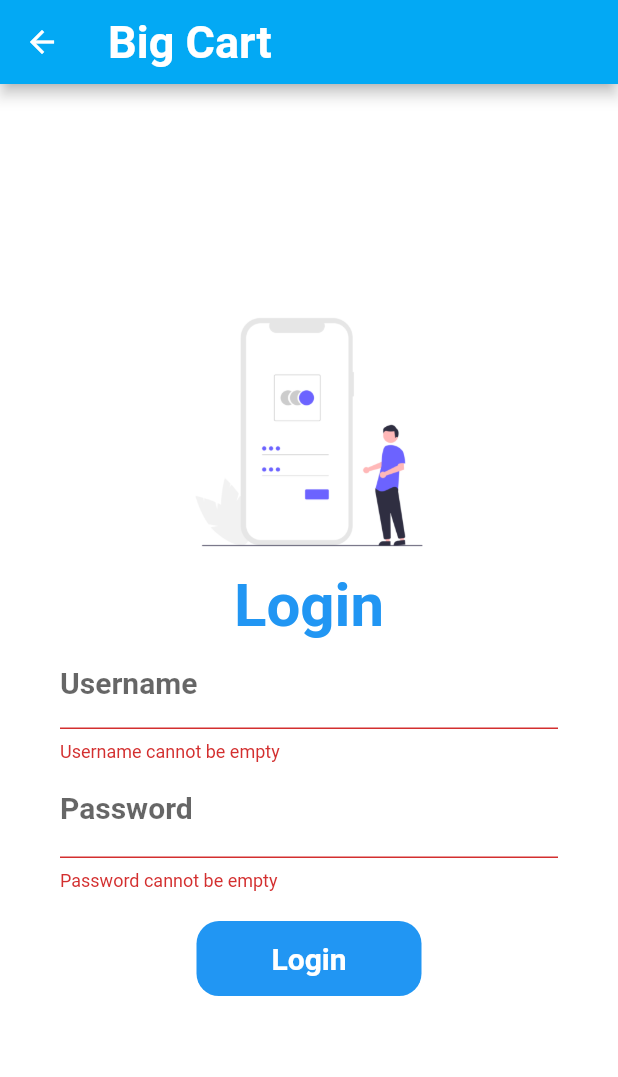
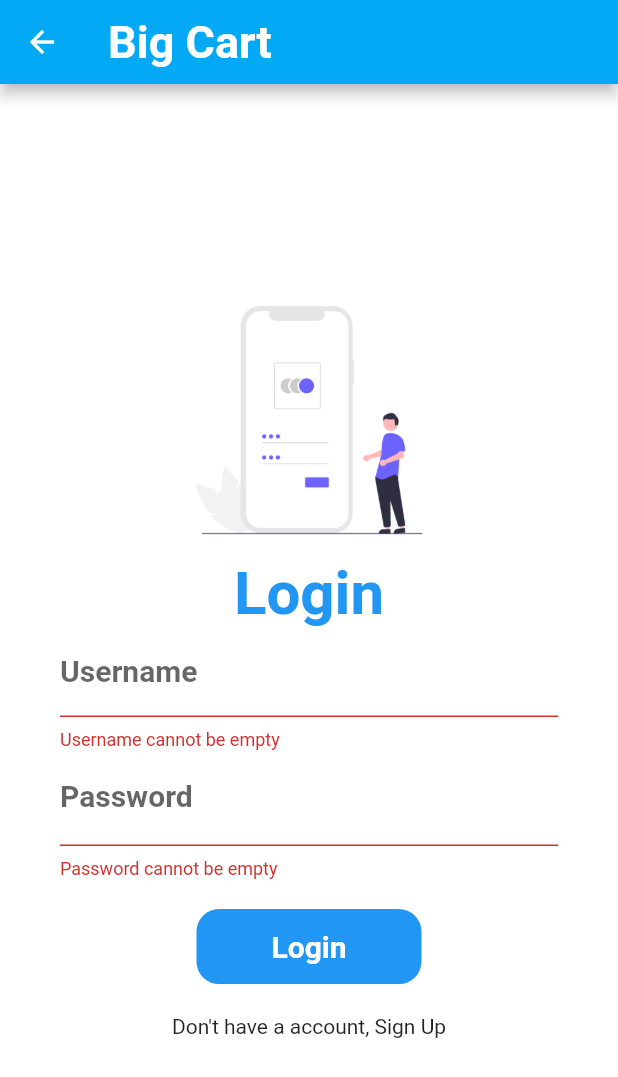
Before and after one commit to akashd6898/ecommerce_flutter, a Flutter app: the LoginPage screen opened by its route, after a tap on "Login", on a phone screen of 412 x 824 dp. Shown: the top 1077 px of the screen. Run offline on Flutter 3.47's test engine with Material 2 defaults, Android fonts, the phone set to English and light mode, and no system bars; our stand-ins replace firebase_auth, firebase_core; accounts and stored records are empty; network calls fail.

Commit message:
Firebase is configured in the application, And used in the sign out page and login page. The sign out page is used to register the mail ID into the firebase and login page is used to authenticate the entered user details and if credentials username and password are valid the user will be allowed to enter the home screen.

```diff
--- a/lib/checkout_page/checkout_page.dart
+++ b/lib/checkout_page/checkout_page.dart
@@ -48,7 +48,6 @@ class _CheckoutPageState extends State<CheckoutPage> {
                                     index) {
                                   final item = CheckoutPageDetails
                                       .checkoutList[index];
-                                 int count = 1;
                                   //Subtotal();
                                   return Padding(
                                     padding: const EdgeInsets.all(5),
--- a/lib/login_page/login_page.dart
+++ b/lib/login_page/login_page.dart
@@ -1,4 +1,5 @@
 import 'package:ecommerce/routes/routes.dart';
+import 'package:firebase_auth/firebase_auth.dart';
 import 'package:flutter/material.dart';
 
 class LoginPage extends StatefulWidget {
@@ -8,7 +9,7 @@ class LoginPage extends StatefulWidget {
 }
 
 class _LoginPageState extends State<LoginPage> {
-  bool animateLoginButton = false;//due to this animation on login page, extends is changed to stateful.
+  bool animateLoginButton = false;//due to this animation on login page, changed to stateful.
   final _formKey = GlobalKey<FormState>();
 
   void moveToHome(BuildContext context)async
@@ -27,6 +28,8 @@ class _LoginPageState extends State<LoginPage> {
   }
   @override
   Widget build(BuildContext context) {
+    final TextEditingController emailController = TextEditingController();
+    final TextEditingController passwordController = TextEditingController();
     return Scaffold(
       appBar: AppBar(
           backgroundColor: Colors.lightBlue,
@@ -53,12 +56,20 @@ class _LoginPageState extends State<LoginPage> {
           Padding(
                 padding: const EdgeInsets.symmetric(vertical: 0.0, horizontal: 40.0),
                 child: TextFormField(
+                  controller: emailController,
                   validator: (value) {
                     if(value!.isEmpty)
                       {
                         return "Username cannot be empty";
                       }
-                    return null;
+                      if(value.isNotEmpty && (value.contains('@') && (value.contains('.in') || value.contains('.com')))) {
+                      return  null;
+                      }
+                      else
+                      {
+                      return "Please enter correct email ID";
+                      }
+                    //return null;
                   },
             decoration: const InputDecoration(
                 label: Text("Username",
@@ -75,6 +86,7 @@ class _LoginPageState extends State<LoginPage> {
                 //Row(mainAxisAlignment: MainAxisAlignment.center,crossAxisAlignment: CrossAxisAlignment.center,children:[
                   Padding(padding: const EdgeInsets.symmetric(vertical: 0.0, horizontal: 40.0),
                       child: TextFormField(
+                        controller: passwordController,
                         obscureText: true,
                         strutStyle: const StrutStyle(
                           height: 1.5,
@@ -88,8 +100,11 @@ class _LoginPageState extends State<LoginPage> {
                             {
                               return "Password length cannot be less than 8 character";
                             }
-                    return null;
-
+                          else
+                          {
+                            print(passwordController.text);
+                          }
+                          //return null;
                         },
                         decoration: const InputDecoration(
                               label: Text("Password",
@@ -100,14 +115,6 @@ class _LoginPageState extends State<LoginPage> {
                           hintText: "Enter the password",
                         ),
                       )),
-                /*Padding(padding: const EdgeInsets.symmetric(vertical: 15.0,horizontal: 0.0),
-                child: ElevatedButton(onPressed: (){
-                  //Navigator.push(context,MaterialPageRoute(builder: (context) => const HomePage()));
-                  Navigator.pushNamed(context, MyRoutes.homepage);
-                },
-                  child: const Text("Login"),
-                )
-                  ),*/
 
                 Padding(padding: const EdgeInsets.symmetric(vertical:20.0, horizontal: 0.0),
                 child: /*GestureDetector(
@@ -118,7 +125,40 @@ class _LoginPageState extends State<LoginPage> {
                   color: Colors.blue,
                   borderRadius: animateLoginButton? const BorderRadius.all(Radius.circular(70)) : const BorderRadius.all(Radius.circular(15.0)),
                   child: InkWell(
-                      onTap: () => moveToHome(context),/*async{
+                      onTap: () async {
+                        try {
+                          if (_formKey.currentState != null &&
+                              _formKey.currentState!.validate()) {
+                            final credential = await FirebaseAuth.instance
+                                .signInWithEmailAndPassword(
+                                email: emailController.text,
+                                password: passwordController.text
+                            );
+                            if (credential != null) {
+                              moveToHome(context);
+                              ScaffoldMessenger.of(context).showSnackBar(
+                                  const SnackBar(
+                                    content: Text("Welcome!"),
+                                    backgroundColor: Colors.green,
+                                  ));
+                            }
+                          }
+                        } on FirebaseAuthException catch (e) {
+                          if (e.code == 'user-not-found') {
+                            print('No user found for that email.');
+                            ScaffoldMessenger.of(context).showSnackBar(const SnackBar(
+                              content: Text("Username does not exist, please signup"),
+                              backgroundColor: Colors.redAccent,
+                            ));
+                          } else if (e.code == 'wrong-password') {
+                            print('Wrong password provided for that user.');
+                            ScaffoldMessenger.of(context).showSnackBar(const SnackBar(
+                              content: Text("Password wrong, try again"),
+                              backgroundColor: Colors.redAccent,
+                            ));
+                          }
+                        }
+                        },/*async{
                         setState(() {
                           animateLoginButton = true;
                         });
@@ -152,9 +192,19 @@ class _LoginPageState extends State<LoginPage> {
                       )
                   )
                   ),
-                ))
-          ]
+                )),
+                GestureDetector(
+                    child: const Text("Don't have a account, Sign Up"),
+                  onTap: ()
+                    {
+                      Navigator.pushNamed(context, MyRoutes.signuppage);
+                    }
                 ),
-              ))));
+          ],
+    ),
+              )
+          )
+
+      ));
   }
 }
--- a/lib/routes/routes.dart
+++ b/lib/routes/routes.dart
@@ -5,4 +5,5 @@ class MyRoutes{
   static String checkoutpage = '/checkoutpage';
   static String productpage = '/productpage';
   static String favouritespage = '/favouritespage';
+  static String signuppage = '/signuppage';
 }
--- a/pubspec.yaml
+++ b/pubspec.yaml
@@ -35,6 +35,8 @@ dependencies:
   # The following adds the Cupertino Icons font to your application.
   # Use with the CupertinoIcons class for iOS style icons.
   cupertino_icons: ^1.0.2
+  firebase_core: ^2.15.0
+  firebase_auth: ^4.8.0
 
 dev_dependencies:
   flutter_test:
```
Also changed, not shown: lib/main.dart (+10 -3 lines), lib/firebase_options.dart, pubspec.lock, 16 other files. Lines whose indentation alone changed are shown as unchanged.
